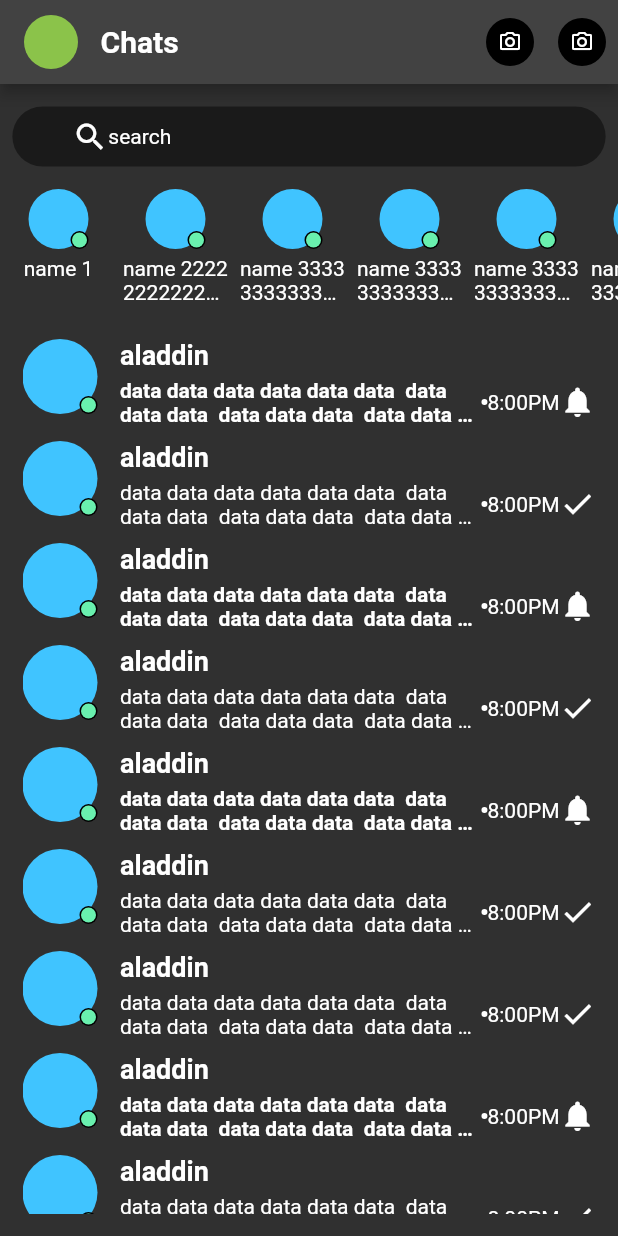
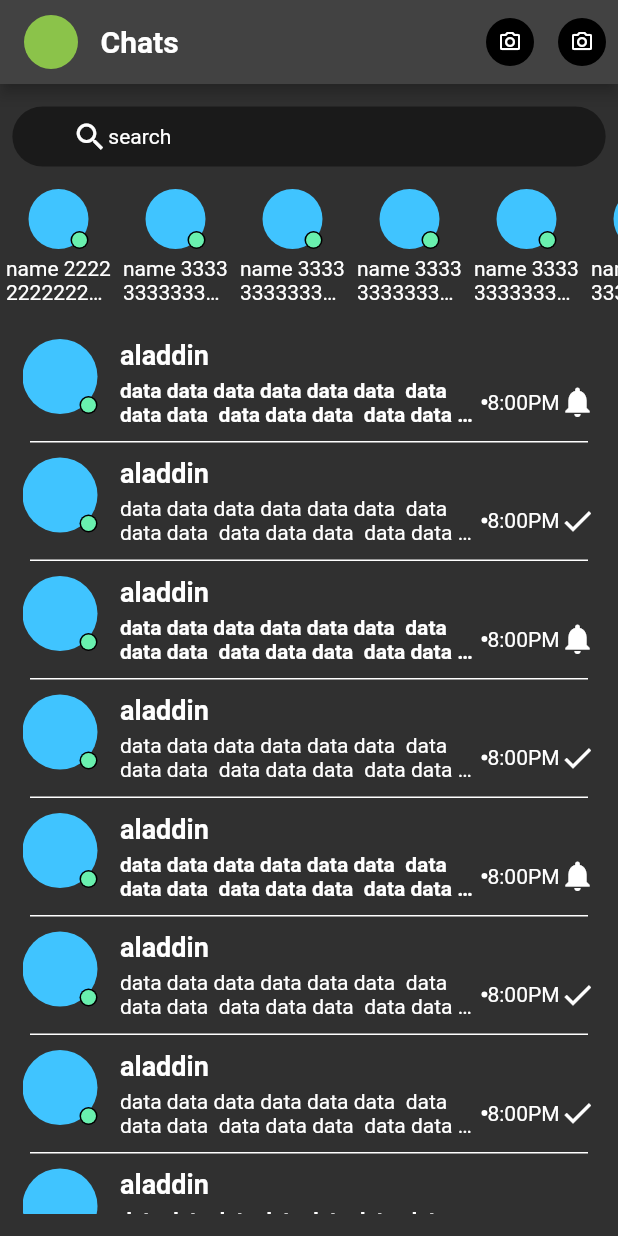
Before and after one commit to aladdinelnozahy/Flutter-Project-ITI, a Flutter app: the Massenger screen opened directly, on a phone screen of 412 x 824 dp. Run offline on Flutter 3.47's test engine with Material 2 defaults, Android fonts, the phone set to English and light mode, and no system bars.

Commit message:
creating the layout

```diff
--- a/lib/component.dart
+++ /dev/null
@@ -1,115 +0,0 @@
-// import 'package:flutter/cupertino.dart';
-import 'package:flutter/material.dart';
-
-activeUser({required String name}) {
-  return Padding(
-    padding: const EdgeInsets.symmetric(horizontal: 4),
-    child: Container(
-      // solve text row proplem
-      width: 70,
-      child: Column(
-        crossAxisAlignment: CrossAxisAlignment.center,
-        children: [
-          Stack(alignment: AlignmentDirectional.bottomEnd, children: [
-            CircleAvatar(
-              backgroundColor: Colors.lightBlueAccent,
-            ),
-            Stack(
-              alignment: AlignmentDirectional.center,
-              children: [
-                CircleAvatar(
-                  backgroundColor: Colors.black,
-                  radius: 6,
-                ),
-                CircleAvatar(
-                  backgroundColor: Colors.greenAccent,
-                  radius: 5,
-                ),
-              ],
-            )
-          ]),
-          SizedBox(
-            height: 5,
-          ),
-          Text(
-            name,
-            maxLines: 2,
-            overflow: TextOverflow
-                .ellipsis, // solve text proplem for  ... ,and line limit
-          )
-        ],
-      ),
-    ),
-  );
-}
-
-chatUser(String name,{bool isRead=false}) =>
-     Padding(
-       padding: const EdgeInsets.symmetric(vertical: 5),
-       child: Row(
-        crossAxisAlignment: CrossAxisAlignment.start,
-        children: [
-          Stack(alignment: AlignmentDirectional.bottomEnd, children: [
-            CircleAvatar(
-              backgroundColor: Colors.lightBlueAccent,
-              radius: 25,
-            ),
-            Stack(
-              alignment: AlignmentDirectional.center,
-              children: [
-                CircleAvatar(
-                  backgroundColor: Colors.black,
-                  radius: 6,
-                ),
-                CircleAvatar(
-                  backgroundColor: Colors.greenAccent,
-                  radius: 5,
-                ),
-              ],
-            )
-          ]),
-          SizedBox(
-            width: 15,
-          ),
-          Expanded(
-              child: Column(
-            crossAxisAlignment: CrossAxisAlignment.start,
-            children: [
-              Text(
-                name,
-                style: TextStyle(
-                    color: Colors.white,
-                    fontSize: 18,
-                    fontWeight: FontWeight.bold,
-                    overflow: TextOverflow.ellipsis),
-              ),
-              SizedBox(
-                height: 5,
-              ),
-              Row(
-                children: [
-                  Expanded(
-                    child: Text(
-                        "data data data data data data  data data data  data data data  data data data  data data data  data data data  data data data  data data data  data data data data data data data data data ",
-                        style: TextStyle(color: Colors.white, fontWeight: isRead?FontWeight.normal:FontWeight.bold),
-                        overflow:TextOverflow.ellipsis,
-                        maxLines: 2,),
-                  ),
-                  Container(
-                    width: 4,
-                    height: 4,
-                    decoration: BoxDecoration(
-                        shape: BoxShape.circle, color: Colors.white),
-                  ),
-                  Text(
-                    "8:00PM",
-                    style: TextStyle(color: Colors.white),
-                  ),
-                  isRead?Icon(Icons.check,color:Colors.white):Icon(Icons.notifications,color:Colors.white)
-                ],
-              )
-            ],
-          ))
-        ],
-    ),
-     );
--- a/lib/main.dart
+++ b/lib/main.dart
@@ -1,6 +1,9 @@
 import 'package:flutter/material.dart';
-import 'package:flutter_app/login.dart';
-import 'package:flutter_app/messenger.dart';
+import 'package:flutter_app/view/layout.dart';
+import 'package:flutter_app/view/login.dart';
+import 'package:flutter_app/view/massenger.dart';
+import 'package:flutter_app/view/normalUsers.dart';
+
 
 void main() {
   runApp(const MyApp());
@@ -14,9 +17,9 @@ class MyApp extends StatelessWidget {
   Widget build(BuildContext context) {
     return MaterialApp(
       debugShowCheckedModeBanner: false, // hide debug
-      home: LoginPage(),
+      // home: LoginPage(),
 
-      // home: Massenger(),
+      home: MainLayout(),
       theme:ThemeData(brightness: Brightness.dark) // also
 
     );
--- a/lib/messenger.dart
+++ /dev/null
@@ -1,142 +0,0 @@
-import 'package:flutter/material.dart';
-import 'package:flutter_app/component.dart';
-
-class Massenger extends StatelessWidget {
-  const Massenger({Key? key}) : super(key: key);
-
-  @override
-  Widget build(BuildContext context) {
-    return Scaffold(
-      appBar: AppBar(
-        automaticallyImplyLeading: false,
-        title: Row(
-          children: [
-            CircleAvatar(
-              radius: 18,
-              backgroundColor: Colors.lightGreen,
-            ),
-            SizedBox(
-              width: 15,
-            ),
-            Text(
-              "Chats",
-              style: TextStyle(fontWeight: FontWeight.bold),
-            )
-          ],
-        ),
-        actions: [
-          IconButton(
-              onPressed: () {},
-              icon: CircleAvatar(
-                child: Icon(
-                  Icons.camera_alt_outlined,
-                  size: 16,
-                ),
-                radius: 16,
-              )),
-          IconButton(
-              onPressed: () {},
-              icon: CircleAvatar(
-                child: Icon(Icons.camera_alt_outlined, size: 16),
-                radius: 40,
-              ))
-        ],
-      ),
-
-      body: Column(
-        children: [
-          Padding(
-            padding: EdgeInsets.symmetric(
-              horizontal: MediaQuery.of(context).size.width * (2 / 100),
-              vertical: 15,
-            ), // from left to right -> start end
-            child: Container(
-                width: double.infinity,
-                height: 40,
-                // color: Colors.black45,                              //can't use with decoration
-                decoration: BoxDecoration(
-                    borderRadius: BorderRadius.circular(20),
-                    color: Colors.black45),
-                child: Row(
-                  children: [
-                    SizedBox(width: 40),
-                    Icon(Icons.search),
-                    Text("search")
-                  ],
-                )),
-          ),
-          Container(
-              height: 80,
-              child: SingleChildScrollView(
-                scrollDirection: Axis.horizontal,
-                child: Row(
-                  crossAxisAlignment: CrossAxisAlignment.start,
-                  children: [
-                    activeUser(name: "name 1"),
-                    activeUser(name: "name 222222222222222"),
-                    activeUser(name: "name 333333333333333"),
-                    activeUser(name: "name 333333333333333"),
-                    activeUser(name: "name 333333333333333"),
-                    activeUser(name: "name 333333333333333"),
-                    activeUser(name: "name 333333333333333"),
-                    activeUser(name: "name 333333333333333"),
-                    activeUser(name: "name 333333333333333"),
-                    activeUser(name: "name 333333333333333"),
-                    activeUser(name: "name 333333333333333"),
-                    activeUser(name: "name 333333333333333"),
-                    activeUser(name: "name 333333333333333"),
-                    activeUser(name: "name 333333333333333"),
-                    activeUser(name: "name 333333333333333"),
-                    activeUser(name: "name 333333333333333"),
-                    activeUser(name: "name 333333333333333"),
-                    activeUser(name: "name 333333333333333"),
-                    activeUser(name: "name 333333333333333"),
-                  ],
-                ),
-              )),
-          Expanded(
-              child: Padding(
-                padding: const EdgeInsets.all(15.0),
-                child: SingleChildScrollView(
-                  child: Column(
-                            children: [
-                  // -------------
-                  chatUser("aladdin "),
-                  chatUser("aladdin ", isRead: true),
-                  chatUser("aladdin "),
-                  chatUser("aladdin ", isRead: true),
-                  chatUser("aladdin "),
-                  chatUser("aladdin ", isRead: true),
-                  chatUser("aladdin ", isRead: true),
-                  chatUser("aladdin "),
-                  chatUser("aladdin ", isRead: true),
-                  chatUser("aladdin ", isRead: true),
-                  chatUser("aladdin "),
-                  chatUser("aladdin ", isRead: true),
-                  chatUser("aladdin ", isRead: true),
-                  chatUser("aladdin "),
-                  chatUser("aladdin ", isRead: true),
-                  chatUser("aladdin ", isRead: true),
-                  chatUser("aladdin "),
-                  chatUser("aladdin ", isRead: true),
-                  chatUser("aladdin ", isRead: true),
-                  chatUser("aladdin "),
-                  chatUser("aladdin ", isRead: true),
-                  chatUser("aladdin ", isRead: true),
-                  chatUser("aladdin "),
-                  chatUser("aladdin ", isRead: true),
-                            ],
-                          ),
-                ),
-              ))
-        ],
-      ),
-      // drawer: Container(
-      //   height: MediaQuery.of(context).size.height,
-      //   width: MediaQuery.of(context).size.width*0.7,
-      //   color: Color.fromARGB(255, 18, 93, 92),
-      //   child: Text("A7la messa")
-      // ),
-    );
-  }
-}
--- /dev/null
+++ b/lib/model/model.dart
@@ -0,0 +1,6 @@
+class NormalUserModel {
+  int id;
+  String userName;
+  String phone;
+  NormalUserModel({required this.id, required this.userName, required this.phone});
+}
--- /dev/null
+++ b/lib/view/component.dart
@@ -0,0 +1,139 @@
+import 'package:flutter/cupertino.dart';
+import 'package:flutter/material.dart';
+
+// activeUser({required String name}) {
+//   return
+// }
+class ActiveUser extends StatelessWidget {
+  ActiveUser({Key? key, required this.name}) : super(key: key);
+  String name;
+  @override
+  Widget build(BuildContext context) {
+    return Container(
+        child: Padding(
+      padding: const EdgeInsets.symmetric(horizontal: 4),
+      child: Container(
+        // solve text row proplem
+        width: 70,
+        child: Column(
+          crossAxisAlignment: CrossAxisAlignment.center,
+          children: [
+            Stack(alignment: AlignmentDirectional.bottomEnd, children: [
+              CircleAvatar(
+                backgroundColor: Colors.lightBlueAccent,
+              ),
+              Stack(
+                alignment: AlignmentDirectional.center,
+                children: [
+                  CircleAvatar(
+                    backgroundColor: Colors.black,
+                    radius: 6,
+                  ),
+                  CircleAvatar(
+                    backgroundColor: Colors.greenAccent,
+                    radius: 5,
+                  ),
+                ],
+              )
+            ]),
+            SizedBox(
+              height: 5,
+            ),
+            Text(
+              name != null ? name : "",
+              maxLines: 2,
+              overflow: TextOverflow
+                  .ellipsis, // solve text proplem for  ... ,and line limit
+            )
+          ],
+        ),
+      ),
+    ));
+  }
+}
+
+// chatUser(String name, {bool isRead = false}) =>
+class ChatUser extends StatelessWidget {
+  const ChatUser({Key? key, required this.name, this.isRead=false})
+  :super(key: key);
+  final String name;
+  final bool isRead;
+  @override
+  Widget build(BuildContext context) {
+    return Padding(
+      padding: const EdgeInsets.symmetric(vertical: 5),
+      child: Row(
+        crossAxisAlignment: CrossAxisAlignment.start,
+        children: [
+          Stack(alignment: AlignmentDirectional.bottomEnd, children: [
+            CircleAvatar(
+              backgroundColor: Colors.lightBlueAccent,
+              radius: 25,
+            ),
+            Stack(
+              alignment: AlignmentDirectional.center,
+              children: [
+                CircleAvatar(
+                  backgroundColor: Colors.black,
+                  radius: 6,
+                ),
+                CircleAvatar(
+                  backgroundColor: Colors.greenAccent,
+                  radius: 5,
+                ),
+              ],
+            )
+          ]),
+          SizedBox(
+            width: 15,
+          ),
+          Expanded(
+              child: Column(
+            crossAxisAlignment: CrossAxisAlignment.start,
+            children: [
+              Text(
+                name,
+                style: TextStyle(
+                    color: Colors.white,
+                    fontSize: 18,
+                    fontWeight: FontWeight.bold,
+                    overflow: TextOverflow.ellipsis),
+              ),
+              SizedBox(
+                height: 5,
+              ),
+              Row(
+                children: [
+                  Expanded(
+                    child: Text(
+                      "data data data data data data  data data data  data data data  data data data  data data data  data data data  data data data  data data data  data data data data data data data data data ",
+                      style: TextStyle(
+                          color: Colors.white,
+                          fontWeight:
+                              isRead ? FontWeight.normal : FontWeight.bold),
+                      overflow: TextOverflow.ellipsis,
+                      maxLines: 2,
+                    ),
+                  ),
+                  Container(
+                    width: 4,
+                    height: 4,
+                    decoration: BoxDecoration(
+                        shape: BoxShape.circle, color: Colors.white),
+                  ),
+                  Text(
+                    "8:00PM",
+                    style: TextStyle(color: Colors.white),
+                  ),
+                  isRead
+                      ? Icon(Icons.check, color: Colors.white)
+                      : Icon(Icons.notifications, color: Colors.white)
+                ],
+              )
+            ],
+          ))
+        ],
+      ),
+    );
+  }
+}
--- /dev/null
+++ b/lib/view/layout.dart
@@ -0,0 +1,34 @@
+import 'package:flutter/material.dart';
+import 'package:flutter_app/view/massenger.dart';
+import 'package:flutter_app/view/normalUsers.dart';
+
+class MainLayout extends StatefulWidget {
+  MainLayout({Key? key}) : super(key: key);
+
+
+  @override
+  State<MainLayout> createState() => _MainLayoutState();
+}
+
+class _MainLayoutState extends State<MainLayout> {
+  int _current = 1;
+
+List screens=[Massenger(), NormalUsers()];
+  @override
+  Widget build(BuildContext context) {
+    return Scaffold(
+      body: screens[_current],
+      bottomNavigationBar: BottomNavigationBar(
+        items: [
+          BottomNavigationBarItem(icon: Icon(Icons.chat), label: "chat"),
+          BottomNavigationBarItem(
+              icon: Icon(Icons.supervisor_account), label: "account")
+        ],
+        currentIndex: _current,
+        onTap: (index) {
+          _current = index;
+        },
+      ),
+    );
+  }
+}
--- a/lib/login.dart
+++ b/lib/view/login.dart
@@ -1,5 +1,5 @@
 import 'package:flutter/material.dart';
-import 'package:flutter_app/messenger.dart';
+import 'package:flutter_app/view/massenger.dart';
 
 class LoginPage extends StatelessWidget {
   // const LoginPage({Key? key}) : super(key: key);
--- /dev/null
+++ b/lib/view/massenger.dart
@@ -0,0 +1,146 @@
+import 'package:flutter/material.dart';
+import 'package:flutter_app/view/component.dart';
+
+class Massenger extends StatelessWidget {
+  Massenger({Key? key}) : super(key: key);
+  List<ActiveUser> active = [
+    // need to create type
+    ActiveUser(name: "name 222222222222222"),
+    ActiveUser(name: "name 333333333333333"),
+    ActiveUser(name: "name 333333333333333"),
+    ActiveUser(name: "name 333333333333333"),
+    ActiveUser(name: "name 333333333333333"),
+    ActiveUser(name: "name 333333333333333"),
+    ActiveUser(name: "name 333333333333333"),
+    ActiveUser(name: "name 333333333333333"),
+    ActiveUser(name: "name 333333333333333"),
+  ];
+  List<ChatUser> chat = [
+    ChatUser(name: "aladdin "),
+    ChatUser(name: "aladdin ", isRead: true),
+    ChatUser(name: "aladdin "),
+    ChatUser(name: "aladdin ", isRead: true),
+    ChatUser(name: "aladdin "),
+    ChatUser(name: "aladdin ", isRead: true),
+    ChatUser(name: "aladdin ", isRead: true),
+    ChatUser(name: "aladdin "),
+    ChatUser(name: "aladdin ", isRead: true),
+    ChatUser(name: "aladdin ", isRead: true),
+    ChatUser(name: "aladdin "),
+    ChatUser(name: "aladdin ", isRead: true),
+    ChatUser(name: "aladdin ", isRead: true),
+    ChatUser(name: "aladdin "),
+    ChatUser(name: "aladdin "),
+    ChatUser(name: "aladdin ", isRead: true),
+    ChatUser(name: "aladdin ", isRead: true),
+    ChatUser(name: "aladdin "),
+    ChatUser(name: "aladdin ", isRead: true),
+    ChatUser(name: "aladdin ", isRead: true),
+    ChatUser(name: "aladdin "),
+  ];
+
+  @override
+  Widget build(BuildContext context) {
+    return Scaffold(
+      appBar: AppBar(
+        automaticallyImplyLeading: false,
+        title: Row(
+          children: [
+            CircleAvatar(
+              radius: 18,
+              backgroundColor: Colors.lightGreen,
+            ),
+            SizedBox(
+              width: 15,
+            ),
+            Text(
+              "Chats",
+              style: TextStyle(fontWeight: FontWeight.bold),
+            )
+          ],
+        ),
+        actions: [
+          IconButton(
+              onPressed: () {},
+              icon: CircleAvatar(
+                child: Icon(
+                  Icons.camera_alt_outlined,
+                  size: 16,
+                ),
+                radius: 16,
+              )),
+          IconButton(
+              onPressed: () {},
+              icon: CircleAvatar(
+                child: Icon(Icons.camera_alt_outlined, size: 16),
+                radius: 40,
+              ))
+        ],
+      ),
+
+      body: Column(
+        children: [
+          Padding(
+            padding: EdgeInsets.symmetric(
+              horizontal: MediaQuery.of(context).size.width * (2 / 100),
+              vertical: 15,
+            ), // from left to right -> start end
+            child: Container(
+                width: double.infinity,
+                height: 40,
+                // color: Colors.black45,                              //can't use with decoration
+                decoration: BoxDecoration(
+                    borderRadius: BorderRadius.circular(20),
+                    color: Colors.black45),
+                child: Row(
+                  children: [
+                    SizedBox(width: 40),
+                    Icon(Icons.search),
+                    Text("search")
+                  ],
+                )),
+          ),
+          Container(
+              height: 80,
+              child: ListView.builder(
+                itemCount: active.length,
+                itemBuilder: (BuildContext context, int index) {
+                  return active[index];
+                },
+                scrollDirection: Axis.horizontal,
+              )),
+          Expanded(
+              child: Padding(
+                  padding: const EdgeInsets.all(15.0),
+                  child: ListView.separated(
+                    shrinkWrap: true,
+                    // physics: NeverScrollableScrollPhysics(),
+
+                    itemCount: chat.length,
+                    separatorBuilder: (BuildContext context, int index) {
+                      return Padding(
+                        padding: EdgeInsets.all(5),
+                        child: Container(
+                          width: double.infinity,
+                          height: 1,
+                          color: Colors.white,
+                          ),
+                      );
+                    },
+                    itemBuilder: (BuildContext context, int index) {
+                      return chat[index];
+                    },
+                  )
+                  )
+                  )
+        ],
+      ),
+      // drawer: Container(
+      //   height: MediaQuery.of(context).size.height,
+      //   width: MediaQuery.of(context).size.width*0.7,
+      //   color: Color.fromARGB(255, 18, 93, 92),
+      //   child: Text("A7la messa")
+      // ),
+    );
+  }
+}
--- /dev/null
+++ b/lib/view/normalUsers.dart
@@ -0,0 +1,61 @@
+import 'package:flutter/material.dart';
+import 'package:flutter_app/model/model.dart';
+
+class NormalUsers extends StatelessWidget {
+  NormalUsers({Key? key}) : super(key: key);
+
+  List<NormalUserModel> users = [
+    NormalUserModel(id: 1, userName: "Aladdin", phone: "01148223413"),
+    NormalUserModel(id: 2, userName: "Bassel", phone: "0223413"),
+    NormalUserModel(id: 3, userName: "Mostafa", phone: "0123"),
+    NormalUserModel(id: 4, userName: "Hend", phone: "01148"),
+    NormalUserModel(id: 5, userName: "Judy", phone: "148241"),
+    NormalUserModel(id: 1, userName: "Aladdin", phone: "01148223413"),
+    NormalUserModel(id: 2, userName: "Bassel", phone: "0223413"),
+    NormalUserModel(id: 3, userName: "Mostafa", phone: "0123"),
+    NormalUserModel(id: 4, userName: "Hend", phone: "01148"),
+    NormalUserModel(id: 5, userName: "Judy", phone: "148241"),
+    NormalUserModel(id: 1, userName: "Aladdin", phone: "01148223413"),
+    NormalUserModel(id: 2, userName: "Bassel", phone: "0223413"),
+    NormalUserModel(id: 3, userName: "Mostafa", phone: "0123"),
+    NormalUserModel(id: 4, userName: "Hend", phone: "01148"),
+    NormalUserModel(id: 5, userName: "Judy", phone: "148241"),
+  ];
+  // This widget is the root of your application.
+  @override
+  Widget build(BuildContext context) {
+    return Scaffold(
+        appBar: AppBar(
+          backgroundColor: Colors.teal,
+          foregroundColor: Colors.white,
+          title: Text("Users"),
+        ),
+        body: Padding(
+          padding: const EdgeInsets.all(16.0),
+          child: ListView.separated(
+            itemCount: users.length,
+            separatorBuilder: (BuildContext context, int index) {
+              return SizedBox(
+                height: 5,
+              );
+            },
+            itemBuilder: (BuildContext context, int index) {
+              return Row(
+                children: [
+                  CircleAvatar(
+                    child: Text(users[index].id.toString()),
+                    backgroundColor: Colors.teal[700],
+                    radius: 25,
+                  ),
+                  SizedBox(
+                    width: 15,
+                  ),
+                  Expanded(child: Text(users[index].userName)),
+                  Text(users[index].phone)
+                ],
+              );
+            },
+          ),
+        ));
+  }
+}
```
